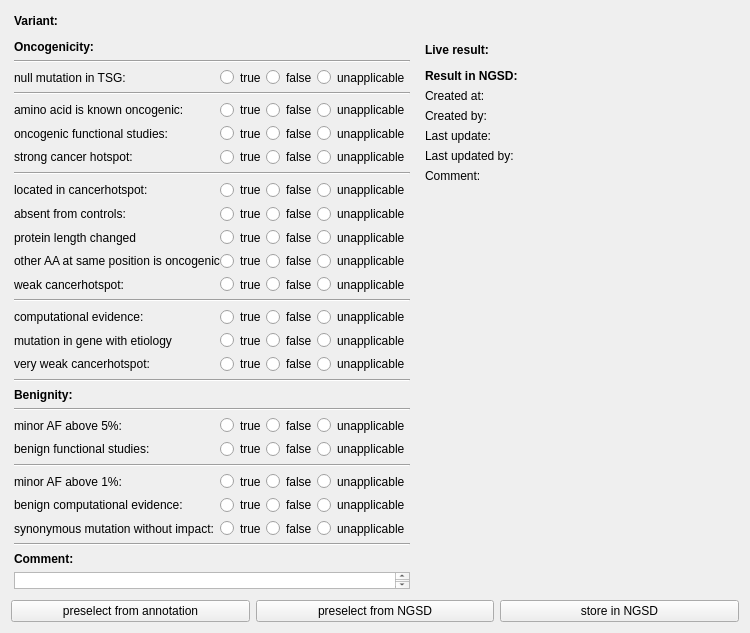
First picture: the form in src/GSvar/SomaticVariantInterpreterWidget.ui, repository imgag/ngs-bits, before the edit.
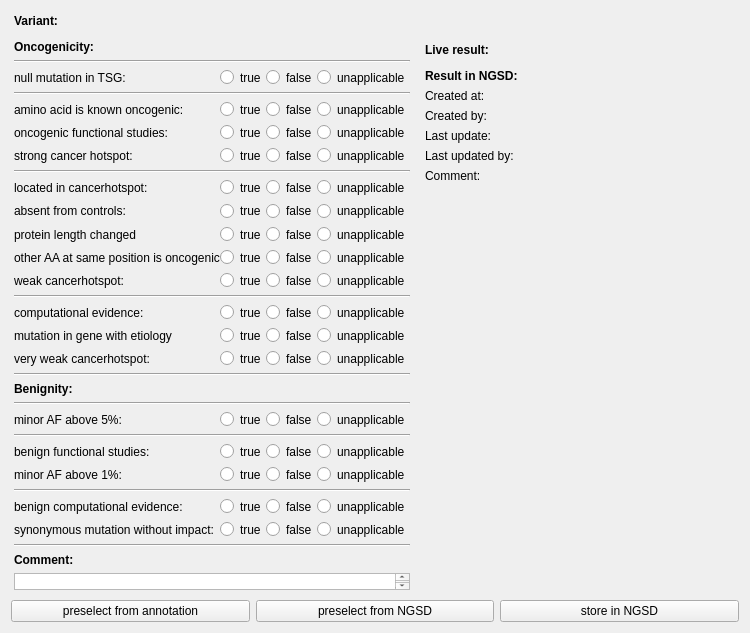
Second picture: the form after the edit.

Commit message: SomaticVariantInterpreterWidget: Correct position of Qline

Diff of the .ui file:
```diff
--- a/src/GSvar/SomaticVariantInterpreterWidget.ui
+++ b/src/GSvar/SomaticVariantInterpreterWidget.ui
@@ -971,6 +971,13 @@
        </item>
       </layout>
      </item>
+     <item>
+      <widget class="Line" name="line_4">
+       <property name="orientation">
+        <enum>Qt::Horizontal</enum>
+       </property>
+      </widget>
+     </item>
      <item>
       <layout class="QHBoxLayout" name="horizontalLayout_16" stretch="1,0,0,0">
        <property name="spacing">
@@ -1018,13 +1025,6 @@
        </item>
       </layout>
      </item>
-     <item>
-      <widget class="Line" name="line_4">
-       <property name="orientation">
-        <enum>Qt::Horizontal</enum>
-       </property>
-      </widget>
-     </item>
      <item>
       <layout class="QHBoxLayout" name="horizontalLayout_17" stretch="1,0,0,0">
        <property name="spacing">
@@ -1072,6 +1072,13 @@
        </item>
       </layout>
      </item>
+     <item>
+      <widget class="Line" name="line_9">
+       <property name="orientation">
+        <enum>Qt::Horizontal</enum>
+       </property>
+      </widget>
+     </item>
      <item>
       <layout class="QHBoxLayout" name="horizontalLayout_18" stretch="1,0,0,0">
        <property name="spacing">
```
Left out of the diff: 22 changed lines with no effect on the pictures.
